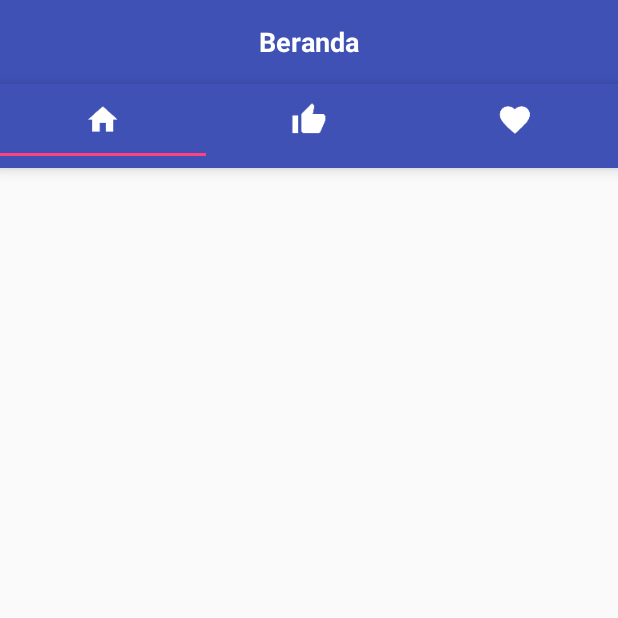
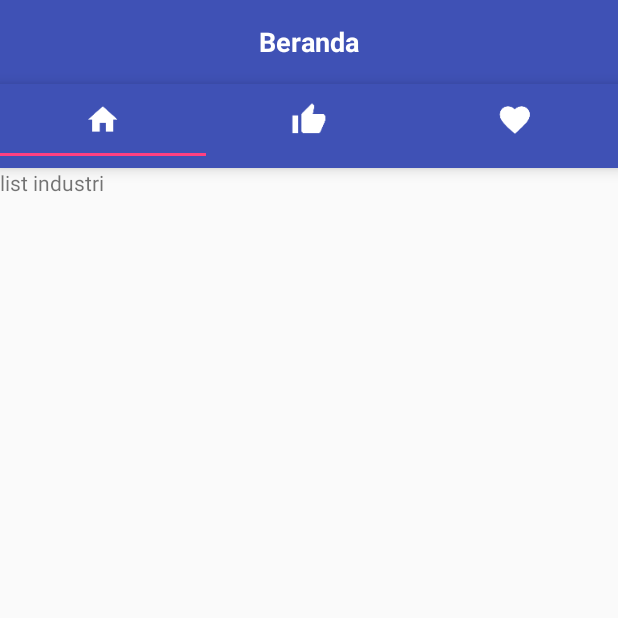
Before and after one commit to amsibsam/CRYSDIP, an Android app: the HomeActivity screen opened directly, with no data from a screen before it, on a phone screen of 412 x 824 dp, the top half of it. Run offline under Robolectric (Android 15) with nearby library versions, the phone set to English and light mode, and no system bars; our stand-ins replace data binding.

Commit message:
initiate viewPager child

```diff
--- a/app/src/main/java/com/uny/crysdip/ui/activity/HomeActivity.java
+++ b/app/src/main/java/com/uny/crysdip/ui/activity/HomeActivity.java
@@ -31,10 +31,14 @@ public class HomeActivity extends AppCompatActivity {
 
         final PagerAdapter adapter = new TabAdapter(getSupportFragmentManager(), tabLayout.getTabCount());
         viewPager.addOnPageChangeListener(new TabLayout.TabLayoutOnPageChangeListener(tabLayout));
+        viewPager.setAdapter(adapter);
+
+
         tabLayout.setOnTabSelectedListener(new TabLayout.OnTabSelectedListener() {
             @Override
             public void onTabSelected(TabLayout.Tab tab) {
                 viewPager.setCurrentItem(tab.getPosition());
+
             }
 
             @Override
--- a/app/src/main/java/com/uny/crysdip/ui/activity/LoginActivity.java
+++ b/app/src/main/java/com/uny/crysdip/ui/activity/LoginActivity.java
@@ -1,8 +1,10 @@
 package com.uny.crysdip.ui.activity;
 
+import android.content.Intent;
 import android.databinding.DataBindingUtil;
 import android.support.v7.app.AppCompatActivity;
 import android.os.Bundle;
+import android.view.View;
 import android.view.animation.AlphaAnimation;
 import android.view.animation.Animation;
 import android.view.animation.AnimationSet;
@@ -36,5 +38,12 @@ public class LoginActivity extends AppCompatActivity {
 
         LayoutAnimationController controller =
                 new LayoutAnimationController(set, 0.25f);
+
+        binding.btnLogin.setOnClickListener(new View.OnClickListener() {
+            @Override
+            public void onClick(View v) {
+                startActivity(new Intent(LoginActivity.this, HomeActivity.class));
+            }
+        });
     }
 }
--- a/app/src/main/java/com/uny/crysdip/ui/adapter/TabAdapter.java
+++ b/app/src/main/java/com/uny/crysdip/ui/adapter/TabAdapter.java
@@ -24,7 +24,7 @@ public class TabAdapter extends FragmentStatePagerAdapter {
 
         switch (position) {
             case 0:
-                ListIndustriFragment tab1 = new ListIndustriFragment();
+                ListIndustriFragment tab1 = ListIndustriFragment.newInstance(1, "ListIndustri");
                 return tab1;
             case 1:
                 RecomendationFragment tab2 = new RecomendationFragment();
--- a/app/src/main/java/com/uny/crysdip/ui/fragment/ListIndustriFragment.java
+++ b/app/src/main/java/com/uny/crysdip/ui/fragment/ListIndustriFragment.java
@@ -15,8 +15,13 @@ import com.uny.crysdip.R;
 public class ListIndustriFragment extends android.support.v4.app.Fragment {
 
 
-    public ListIndustriFragment() {
-        // Required empty public constructor
+    public static ListIndustriFragment newInstance(int page, String title) {
+        ListIndustriFragment listIndustriFragment = new ListIndustriFragment();
+        Bundle args = new Bundle();
+        args.putInt("someInt", page);
+        args.putString("someTitle", title);
+        listIndustriFragment.setArguments(args);
+        return listIndustriFragment;
     }
 
 
--- a/app/src/main/res/layout/fragment_list_industri.xml
+++ b/app/src/main/res/layout/fragment_list_industri.xml
@@ -5,6 +5,10 @@
     android:layout_width="match_parent"
     android:layout_height="match_parent"
     tools:context=".ui.fragment.ListIndustriFragment">
+    <TextView
+        android:layout_width="wrap_content"
+        android:layout_height="wrap_content"
+        android:text="list industri"/>
     <ListView
         android:id="@+id/list_view"
         android:layout_width="match_parent"
```
